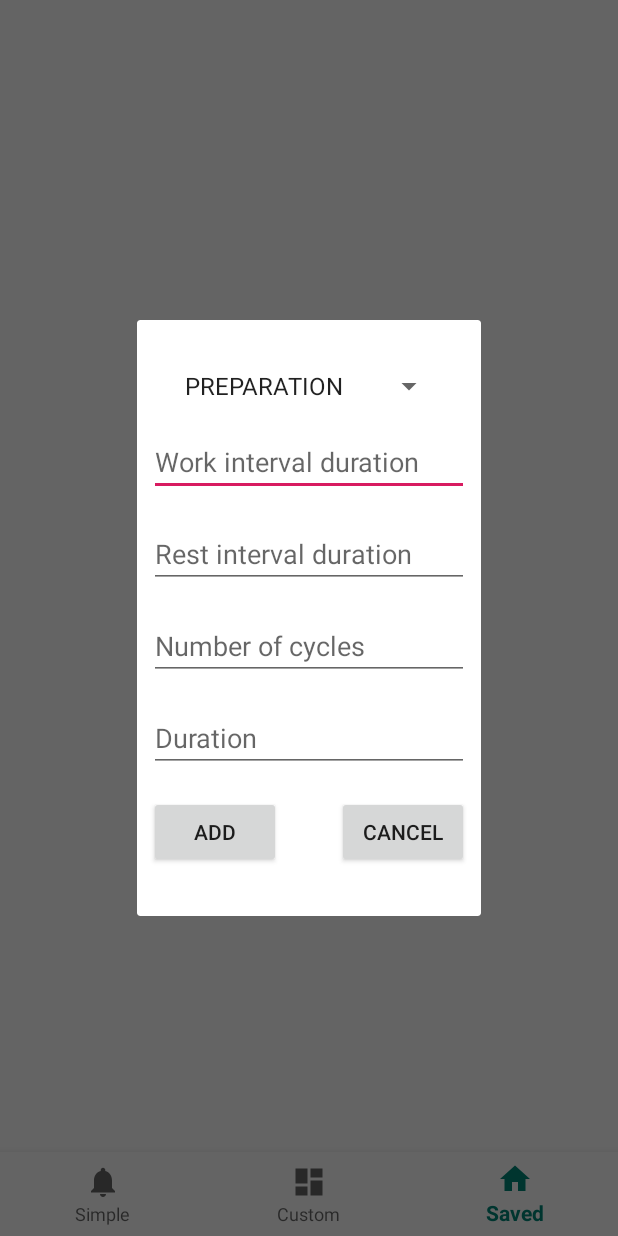
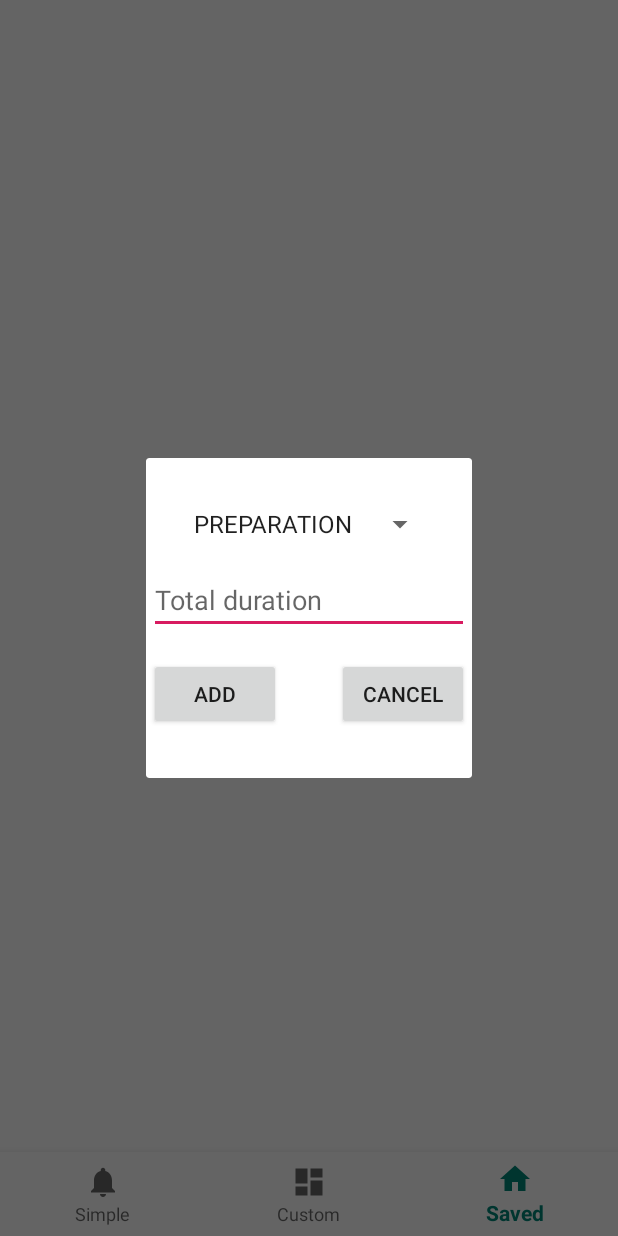
Before and after one commit to Demigod21/HIIT-Timer-Pro, an Android app: the fragment AddPopFragment placed in its activity, on a phone screen of 412 x 824 dp. Run offline under Robolectric (Android 15) with nearby library versions, the phone set to English and light mode, and no system bars; our stand-ins replace Room's generated code.

Commit message:
Added dynamic eddit text during add pop. Previus commit message was wrong, implemented background timer with a lot of code, a lot of utils and a lot of bestemmie

```diff
--- a/app/src/main/java/com/appdavide/roundtimer/ui/custom/AddPopFragment.kt
+++ b/app/src/main/java/com/appdavide/roundtimer/ui/custom/AddPopFragment.kt
@@ -13,8 +13,14 @@ import androidx.fragment.app.DialogFragment
 
 
 import com.appdavide.roundtimer.R
+import kotlinx.android.synthetic.main.popup_add.*
 
 class AddPopFragment : DialogFragment() {
+
+    lateinit var work_dur : EditText
+    lateinit var rest_dur : EditText
+    lateinit var dur : EditText
+    lateinit var cycles_edit : EditText
 
 
     companion object {
@@ -32,8 +38,12 @@ class AddPopFragment : DialogFragment() {
         // Inflate the layout for this fragment
         val vista = inflater.inflate(R.layout.popup_add, container, false)
 
+        val btnAddPopup = vista.findViewById(R.id.btn_add_popup) as Button
 
-        val btnAddPopup = vista.findViewById(R.id.btn_add_popup) as Button
+        work_dur = vista.findViewById(R.id.edit_work_dur)
+        rest_dur = vista.findViewById(R.id.edit_rest_dur)
+        cycles_edit = vista.findViewById(R.id.edit_cycles)
+        dur = vista.findViewById(R.id.edit_duration)
 
 
         val spinner: Spinner = vista.findViewById(R.id.spinner2)
@@ -45,8 +55,6 @@ class AddPopFragment : DialogFragment() {
             adapter.setDropDownViewResource(android.R.layout.simple_spinner_dropdown_item)
             spinner.adapter = adapter
         }
-
-        val xxx = view?.findViewById<EditText>(R.id.edit_work_dur)
 
         spinner?.onItemSelectedListener = object : AdapterView.OnItemSelectedListener{
 
@@ -61,12 +69,27 @@ class AddPopFragment : DialogFragment() {
                 id: Long
             ) {
                 when(position){
-                    0-> Log.d("TAG", "LOG POSIION 0")
-                    1-> Log.d("TAG", "LOG ID 1")
-                    3-> {
-                        var xs = view?.findViewById<EditText>(R.id.edit_work_dur)
-                        xs?.visibility = View.GONE
-                        xs?.setText("22")
+                    0->{ //preparation
+                        work_dur?.visibility = View.GONE
+                        edit_cycles?.visibility = View.GONE
+                        rest_dur?.visibility = View.GONE
+                    }
+                    1-> { //work round
+                        work_dur?.visibility = View.VISIBLE
+                        edit_cycles?.visibility = View.VISIBLE
+                        rest_dur?.visibility = View.VISIBLE
+                        dur.setOnKeyListener(null) //TODO NIUBBO HERE IT DOESN'T SET ENABLE PORCODDIO
+                    }
+                    2 -> { //rest round
+                        work_dur?.visibility = View.GONE
+                        edit_cycles?.visibility = View.GONE
+                        rest_dur?.visibility = View.GONE
+                    }
+                    3-> { //cool
+                        work_dur?.visibility = View.GONE
+                        edit_cycles?.visibility = View.GONE
+                        rest_dur?.visibility = View.GONE
+
                     }
                 }
             }
@@ -96,6 +119,8 @@ class AddPopFragment : DialogFragment() {
             dismiss()
         }
 
+        //todo bottone cancel
+
 
         return vista
     }
--- a/app/src/main/java/com/appdavide/roundtimer/util/NotificationUtil.kt
+++ b/app/src/main/java/com/appdavide/roundtimer/util/NotificationUtil.kt
@@ -103,7 +103,7 @@ class NotificationUtil {
 
         private fun getBasicNotificationBuilder(context: Context, channelId: String, playSound: Boolean)
                 : NotificationCompat.Builder{
-            val notificationSound: Uri = RingtoneManager.getDefaultUri(RingtoneManager.TYPE_NOTIFICATION)
+            val notificationSound: Uri = RingtoneManager.getDefaultUri(RingtoneManager.TYPE_NOTIFICATION) //todo cambiare suono
             val nBuilder = NotificationCompat.Builder(context, channelId)
                 .setSmallIcon(R.drawable.ic_timer)
                 .setAutoCancel(true)
--- a/app/src/main/res/layout/popup_add.xml
+++ b/app/src/main/res/layout/popup_add.xml
@@ -31,13 +31,19 @@
             android:hint="Number of cycles"
             android:inputType="number" app:layout_constraintEnd_toEndOf="parent"
             app:layout_constraintStart_toStartOf="parent" app:layout_constraintTop_toBottomOf="@+id/edit_rest_dur"/>
+
     <EditText
             android:id="@+id/edit_duration"
             android:layout_width="wrap_content"
             android:layout_height="0dp"
-            android:layout_marginTop="16dp" android:ems="10" android:hint="Duration"
+            android:layout_marginTop="16dp"
+            android:ems="10"
+            android:hint="Total duration"
             android:inputType="number"
-            app:layout_constraintStart_toStartOf="@+id/edit_cycles" app:layout_constraintTop_toBottomOf="@+id/edit_cycles"/>
+            app:layout_constraintEnd_toEndOf="parent"
+            app:layout_constraintStart_toStartOf="parent"
+            app:layout_constraintTop_toBottomOf="@+id/edit_cycles" />
+
     <Button
             android:id="@+id/btn_add_popup"
             android:layout_width="wrap_content"
@@ -55,10 +61,15 @@
             app:layout_constraintBottom_toBottomOf="@+id/btn_add_popup"
             app:layout_constraintEnd_toEndOf="@+id/edit_duration"
             app:layout_constraintTop_toBottomOf="@+id/edit_duration"/>
+
     <Spinner
             android:id="@+id/spinner2"
-            android:layout_width="0dp" android:layout_height="wrap_content"
-            android:layout_marginStart="24dp" android:layout_marginTop="32dp"
-            android:layout_marginEnd="24dp" app:layout_constraintEnd_toEndOf="parent"
-            app:layout_constraintStart_toStartOf="parent" app:layout_constraintTop_toTopOf="parent"/>
+            android:layout_width="wrap_content"
+            android:layout_height="wrap_content"
+            android:layout_marginStart="24dp"
+            android:layout_marginTop="32dp"
+            android:layout_marginEnd="24dp"
+            app:layout_constraintEnd_toEndOf="parent"
+            app:layout_constraintStart_toStartOf="parent"
+            app:layout_constraintTop_toTopOf="parent" />
 </androidx.constraintlayout.widget.ConstraintLayout>
```
Also changed, not shown: app/src/main/java/com/appdavide/roundtimer/Timer.kt (+9 -15 lines).
